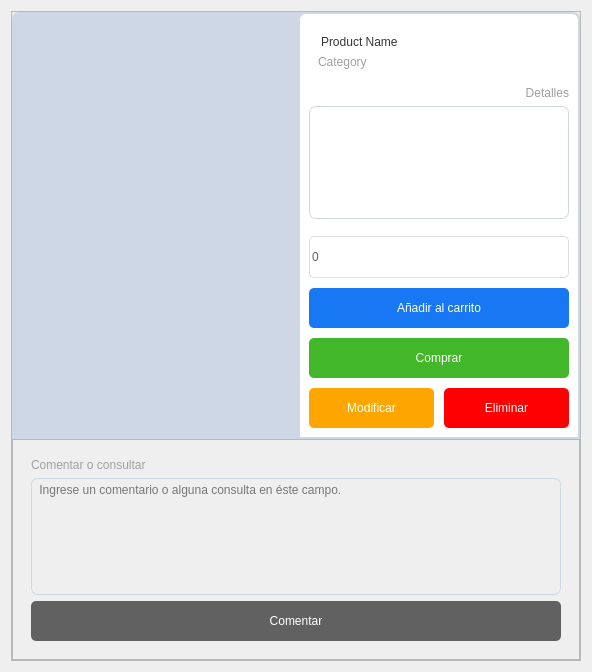
fgmc125/Py-Supermark-1KPG5, file views/ProductView.ui: the form before one commit.
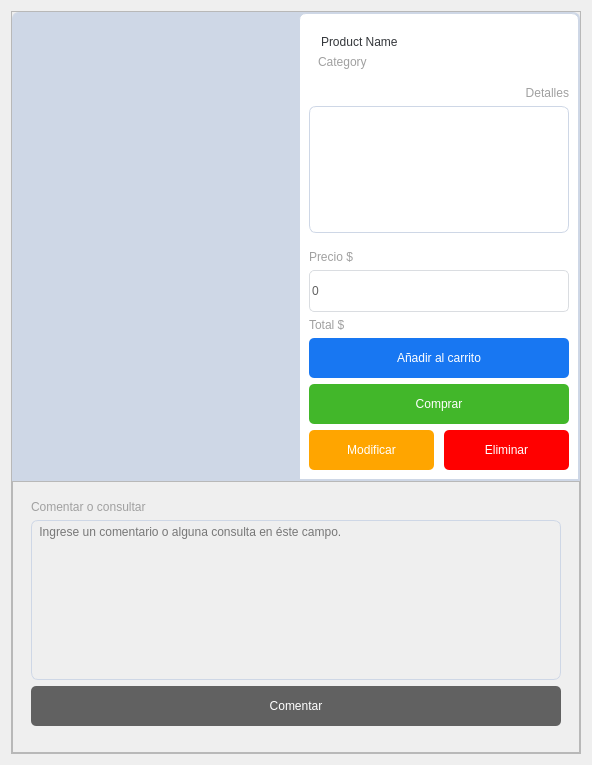
The form after the commit.

Patch:
```diff
--- a/views/ProductView.ui
+++ b/views/ProductView.ui
@@ -7,7 +7,7 @@
     <x>0</x>
     <y>0</y>
     <width>592</width>
-    <height>672</height>
+    <height>765</height>
    </rect>
   </property>
   <property name="windowTitle">
@@ -22,7 +22,7 @@
      <property name="minimumSize">
       <size>
        <width>570</width>
-       <height>650</height>
+       <height>743</height>
       </size>
      </property>
      <property name="styleSheet">
@@ -288,9 +288,6 @@
                <enum>QFrame::Raised</enum>
               </property>
               <layout class="QVBoxLayout" name="verticalLayout_2">
-               <property name="spacing">
-                <number>10</number>
-               </property>
                <property name="leftMargin">
                 <number>0</number>
                </property>
@@ -303,6 +300,28 @@
                <property name="bottomMargin">
                 <number>0</number>
                </property>
+               <item>
+                <widget class="QLabel" name="tfd_price">
+                 <property name="sizePolicy">
+                  <sizepolicy hsizetype="Preferred" vsizetype="Fixed">
+                   <horstretch>0</horstretch>
+                   <verstretch>0</verstretch>
+                  </sizepolicy>
+                 </property>
+                 <property name="styleSheet">
+                  <string notr="true">QLabel {
+	font : 18px &quot;Arial&quot;;
+	color: #A0A0A0;
+}</string>
+                 </property>
+                 <property name="text">
+                  <string>Precio $</string>
+                 </property>
+                 <property name="alignment">
+                  <set>Qt::AlignLeading|Qt::AlignLeft|Qt::AlignVCenter</set>
+                 </property>
+                </widget>
+               </item>
                <item>
                 <widget class="QSpinBox" name="sbx_amount">
                  <property name="styleSheet">
@@ -317,6 +336,28 @@
                  </property>
                 </widget>
                </item>
+               <item>
+                <widget class="QLabel" name="tfd_total">
+                 <property name="sizePolicy">
+                  <sizepolicy hsizetype="Preferred" vsizetype="Fixed">
+                   <horstretch>0</horstretch>
+                   <verstretch>0</verstretch>
+                  </sizepolicy>
+                 </property>
+                 <property name="styleSheet">
+                  <string notr="true">QLabel {
+	font : 18px &quot;Arial&quot;;
+	color: #A0A0A0;
+}</string>
+                 </property>
+                 <property name="text">
+                  <string>Total $</string>
+                 </property>
+                 <property name="alignment">
+                  <set>Qt::AlignLeading|Qt::AlignLeft|Qt::AlignVCenter</set>
+                 </property>
+                </widget>
+               </item>
                <item>
                 <widget class="QPushButton" name="btn_add_to_cart">
                  <property name="sizePolicy">
```
Left out of the diff: 2 changed lines with no effect on the pictures.
